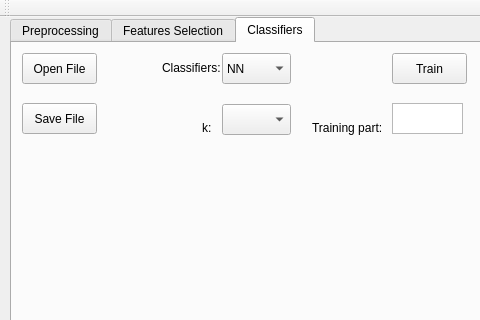
Above: mainwindow.ui from Stadzior/SMPD before the change; both pictures show x 0 to 480 and y 0 to 320 of the 991 by 540 pixel window. Below: the same form after it.
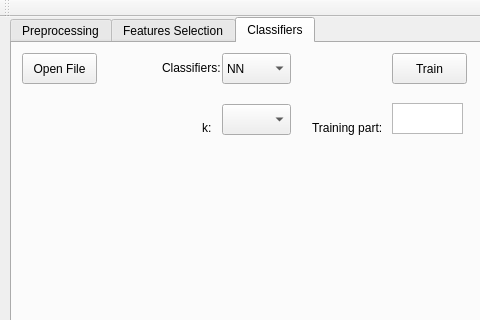
That is the form after the change.

Commit message: Trying to do it with Classifier base class.

Patch:
```diff
--- a/mainwindow.ui
+++ b/mainwindow.ui
@@ -193,19 +193,6 @@
        <string>Open File</string>
       </property>
      </widget>
-     <widget class="QPushButton" name="CpushButtonSaveFile">
-      <property name="geometry">
-       <rect>
-        <x>10</x>
-        <y>60</y>
-        <width>75</width>
-        <height>31</height>
-       </rect>
-      </property>
-      <property name="text">
-       <string>Save File</string>
-      </property>
-     </widget>
      <widget class="QComboBox" name="CcomboBoxK">
       <property name="geometry">
        <rect>
```
Left out of the diff: 5 changed lines with no effect on the pictures. The commit also changes 11 other files.
